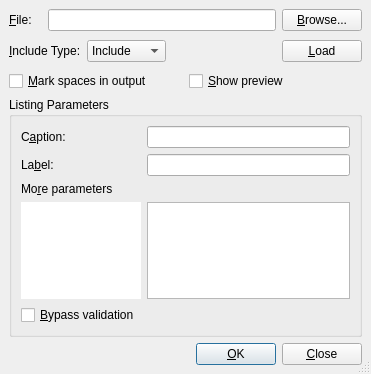
Qt form src/frontends/qt4/ui/IncludeUi.ui (cburschka/lyx) before a commit.
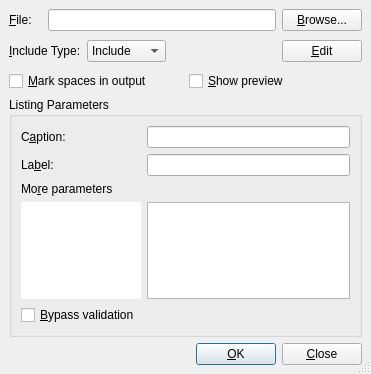
The same form after that commit.

Commit message: Fix loading non-lyx child documents with relative path names, change Load to Edit in the child document dialog. (Bug 4107 and 4111)

Patch:
```diff
--- a/src/frontends/qt4/ui/IncludeUi.ui
+++ b/src/frontends/qt4/ui/IncludeUi.ui
@@ -336,7 +336,7 @@
       <string>Load the file</string>
      </property>
      <property name="text" >
-      <string>&amp;Load</string>
+      <string>&amp;Edit</string>
      </property>
     </widget>
    </item>
```
Left out of the diff: 6 changed lines with no effect on the pictures. The commit also changes 5 other files.
